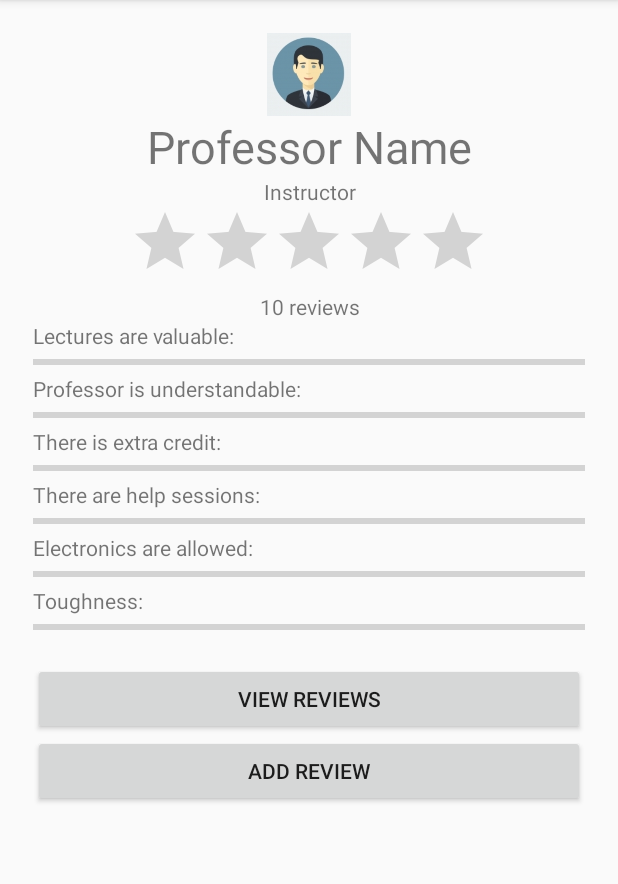
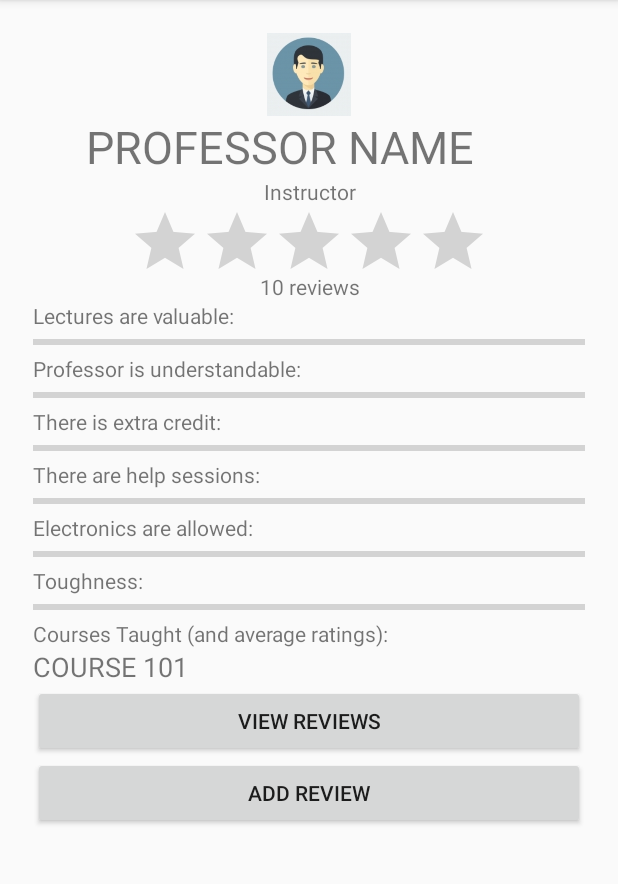
Before and after one commit to goelm/CS_408_Project_Original, an Android app: the ProfDisplay screen opened directly, with no data from a screen before it, on a phone screen of 412 x 824 dp, the part 84-968 px from its top. Run offline under Robolectric (Android 15) with nearby library versions, the phone set to English and light mode, and no system bars; our stand-ins replace Firebase (no records; nobody signed in at launch, a user with empty details on screens opened directly); 1 statement that could not run was skipped.

Commit message:
can now see all courses taught by an instructor with the average ratings

```diff
--- a/app/src/main/res/layout/professor_info.xml
+++ b/app/src/main/res/layout/professor_info.xml
@@ -30,12 +30,12 @@
 
         <TextView
             android:text="Professor Name"
-            android:layout_width="match_parent"
+            android:layout_width="330dp"
             android:layout_height="wrap_content"
             android:id="@+id/textProfName"
-            android:layout_weight="0.10"
             android:textSize="30sp"
-            android:textAlignment="center" />
+            android:textAlignment="center"
+            android:textAllCaps="true" />
 
         <TableRow
             android:layout_width="match_parent"
@@ -66,7 +66,7 @@
         <RatingBar
 
             android:layout_width="wrap_content"
-            android:layout_height="match_parent"
+            android:layout_height="44dp"
             android:layout_gravity="center"
             android:id="@+id/instructor_rating"
             android:isIndicator="true"
@@ -166,6 +166,35 @@
             android:id="@+id/toughness_bar"
             android:layout_weight="0.68" />
 
+        <TextView
+            android:text="Courses Taught (and average ratings):"
+            android:layout_width="match_parent"
+            android:layout_height="wrap_content"
+            android:id="@+id/courses_taught_title"
+            android:layout_weight="0.68" />
+
+        <TextView
+            android:text="COURSE 101"
+            android:layout_width="match_parent"
+            android:layout_height="wrap_content"
+            android:id="@+id/courses_taught_list"
+            android:layout_weight="0.68"
+            android:textSize="18sp" />
+
+        <Button
+            android:text="View Reviews"
+            android:layout_width="match_parent"
+            android:layout_height="wrap_content"
+            android:id="@+id/view_reviews_button"
+            android:layout_weight="0.68" />
+
+        <Button
+            android:text="add review"
+            android:layout_width="match_parent"
+            android:layout_height="wrap_content"
+            android:id="@+id/professor_info_addReview"
+            android:layout_weight="0.73" />
+
         <TableLayout
             android:layout_width="match_parent"
             android:layout_height="match_parent"
@@ -182,26 +211,12 @@
 
         </TableRow>
 
-        <Button
-            android:text="View Reviews"
-            android:layout_width="match_parent"
-            android:layout_height="wrap_content"
-            android:id="@+id/view_reviews_button"
-            android:layout_weight="0.68" />
-
         <LinearLayout
             android:orientation="vertical"
             android:layout_width="match_parent"
             android:layout_height="wrap_content">
 
         </LinearLayout>
-
-        <Button
-            android:text="add review"
-            android:layout_width="match_parent"
-            android:layout_height="wrap_content"
-            android:id="@+id/professor_info_addReview"
-            android:layout_weight="0.73" />
 
         <Space
             android:layout_width="match_parent"
```
Also changed, not shown: app/src/main/java/com/mango/cs_408_project/ProfDisplay.java (+28 -1 lines).
